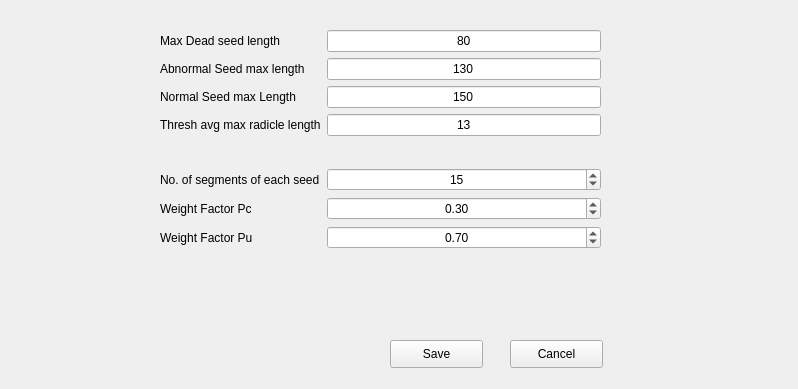
Qt form UI_files/settings_ui.ui (NMBawiskar/germinated_seed_analyzer) before a commit.
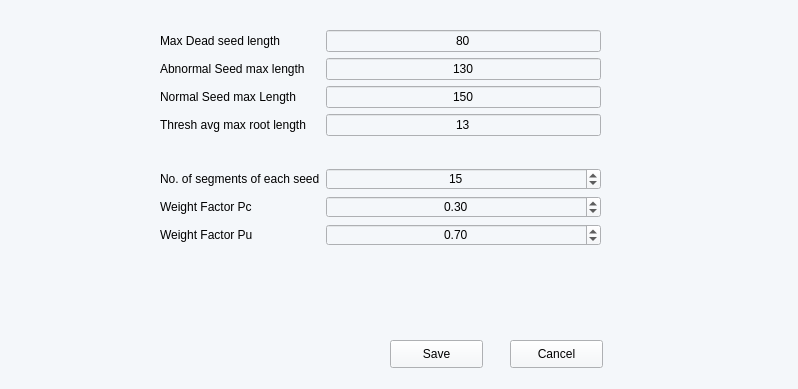
The same form after that commit.

```diff
--- a/UI_files/settings_ui.ui
+++ b/UI_files/settings_ui.ui
@@ -11,7 +11,10 @@
    </rect>
   </property>
   <property name="windowTitle">
-   <string>Form</string>
+   <string>Settings</string>
+  </property>
+  <property name="styleSheet">
+   <string notr="true">background-color:rgb(244, 247, 250);</string>
   </property>
   <widget class="QPushButton" name="btn_apply">
    <property name="geometry">
@@ -52,6 +55,9 @@
     </item>
     <item row="1" column="1">
      <widget class="QLineEdit" name="lineEdit_abnormal_seedL">
+      <property name="styleSheet">
+       <string notr="true">font: 63 10pt &quot;Segoe UI&quot;;</string>
+      </property>
       <property name="text">
        <string>130</string>
       </property>
@@ -69,6 +75,9 @@
     </item>
     <item row="2" column="1">
      <widget class="QLineEdit" name="lineEdit_normal_seedL">
+      <property name="styleSheet">
+       <string notr="true">font: 63 10pt &quot;Segoe UI&quot;;</string>
+      </property>
       <property name="text">
        <string>150</string>
       </property>
@@ -79,13 +88,19 @@
     </item>
     <item row="3" column="0">
      <widget class="QLabel" name="label_7">
+      <property name="styleSheet">
+       <string notr="true">font: 63 10pt &quot;Segoe UI&quot;;</string>
+      </property>
       <property name="text">
-       <string>Thresh avg max radicle length</string>
+       <string>Thresh avg max root length</string>
       </property>
      </widget>
     </item>
     <item row="3" column="1">
      <widget class="QLineEdit" name="lineEdit_avg_rad_length">
+      <property name="styleSheet">
+       <string notr="true">font: 63 10pt &quot;Segoe UI&quot;;</string>
+      </property>
       <property name="text">
        <string>13</string>
       </property>
@@ -109,6 +124,9 @@
     </item>
     <item row="5" column="0">
      <widget class="QLabel" name="label_9">
+      <property name="styleSheet">
+       <string notr="true">font: 63 10pt &quot;Segoe UI&quot;;</string>
+      </property>
       <property name="text">
        <string>No. of segments of each seed</string>
       </property>
@@ -116,6 +134,9 @@
     </item>
     <item row="5" column="1">
      <widget class="QSpinBox" name="spinBox_n_seg">
+      <property name="styleSheet">
+       <string notr="true">font: 63 10pt &quot;Segoe UI&quot;;</string>
+      </property>
       <property name="alignment">
        <set>Qt::AlignCenter</set>
       </property>
@@ -132,6 +153,9 @@
     </item>
     <item row="6" column="0">
      <widget class="QLabel" name="label_10">
+      <property name="styleSheet">
+       <string notr="true">font: 63 10pt &quot;Segoe UI&quot;;</string>
+      </property>
       <property name="text">
        <string>Weight Factor Pc</string>
       </property>
@@ -139,6 +163,9 @@
     </item>
     <item row="6" column="1">
      <widget class="QDoubleSpinBox" name="doubleSpinBox_pc">
+      <property name="styleSheet">
+       <string notr="true">font: 63 10pt &quot;Segoe UI&quot;;</string>
+      </property>
       <property name="alignment">
        <set>Qt::AlignCenter</set>
       </property>
@@ -158,6 +185,9 @@
     </item>
     <item row="7" column="0">
      <widget class="QLabel" name="label_11">
+      <property name="styleSheet">
+       <string notr="true">font: 63 10pt &quot;Segoe UI&quot;;</string>
+      </property>
       <property name="text">
        <string>Weight Factor Pu</string>
       </property>
@@ -165,6 +195,9 @@
     </item>
     <item row="7" column="1">
      <widget class="QDoubleSpinBox" name="doubleSpinBox_pu">
+      <property name="styleSheet">
+       <string notr="true">font: 63 10pt &quot;Segoe UI&quot;;</string>
+      </property>
       <property name="alignment">
        <set>Qt::AlignCenter</set>
       </property>
@@ -181,6 +214,9 @@
     </item>
     <item row="0" column="1">
      <widget class="QLineEdit" name="lineEdit_deadSeedL">
+      <property name="styleSheet">
+       <string notr="true">font: 63 10pt &quot;Segoe UI&quot;;</string>
+      </property>
       <property name="text">
        <string>80</string>
       </property>
```
Left out of the diff: 15 changed lines with no effect on the pictures.
